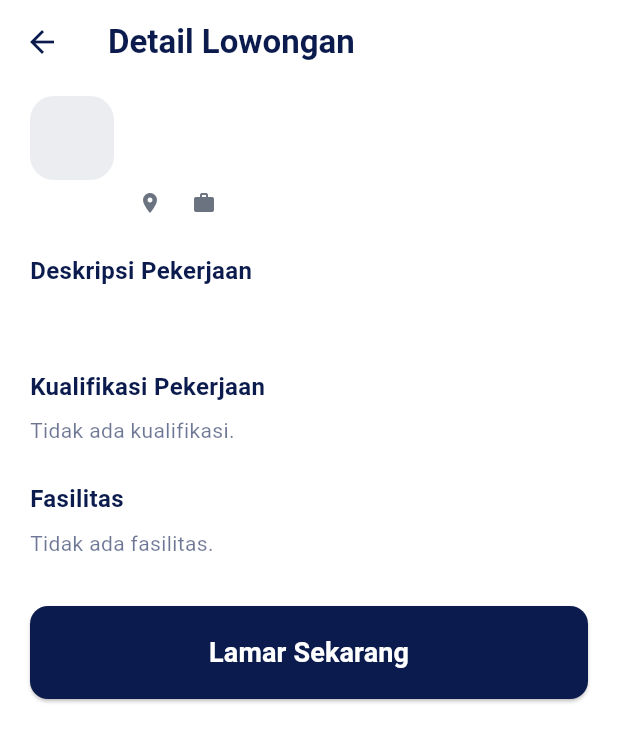
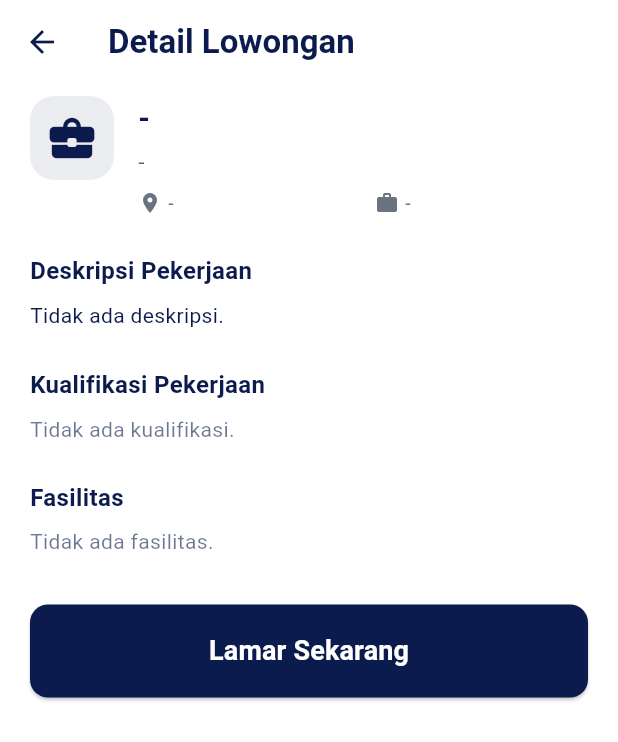
Before and after one commit to alatteee/proyek4-aplikasi-pencarian-kerja-disabilitas, a Flutter app: the JobDetailPage screen opened directly with empty values, on a phone screen of 412 x 824 dp. Shown: the top 742 px of the screen. Run offline on Flutter 3.47's test engine with Material 3 defaults, Android fonts, the phone set to English and light mode, and no system bars; our stand-ins replace connectivity_plus, faker, file_picker, flutter_dotenv, hive_flutter, image_picker; missing offline and left inert: mongo_dart; accounts and stored records are empty; statements that could not run were skipped.

```diff
--- a/mobile_app/lib/features/job_detail/job_detail_page.dart
+++ b/mobile_app/lib/features/job_detail/job_detail_page.dart
@@ -41,28 +41,109 @@ class _JobDetailPageState extends State<JobDetailPage> {
     });
   }
 
+  String _textValue(dynamic value, String fallback) {
+    final text = value?.toString().trim();
+    if (text == null || text.isEmpty) return fallback;
+    return text;
+  }
+
+  String _getJobTitle() {
+    return _textValue(
+      widget.job['title'] ?? widget.job['job_title'],
+      '-',
+    );
+  }
+
+  String _getJobType() {
+    return _textValue(
+      widget.job['job_type'] ?? widget.job['type'],
+      '-',
+    );
+  }
+
+  Widget _buildJobPhoto({
+    required BuildContext context,
+    required dynamic photo,
+    required bool isDark,
+  }) {
+    final theme = Theme.of(context);
+    final photoText = photo?.toString().trim() ?? '';
+
+    Widget placeholder() {
+      return Container(
+        height: 56,
+        width: 56,
+        decoration: BoxDecoration(
+          color: isDark
+              ? Colors.yellow.withOpacity(0.1)
+              : AppColors.primaryNavy.withOpacity(0.08),
+          borderRadius: BorderRadius.circular(16),
+        ),
+        child: Icon(
+          Icons.business_center_rounded,
+          color: theme.colorScheme.primary,
+          size: 36,
+        ),
+      );
+    }
+
+    if (photoText.isEmpty) {
+      return placeholder();
+    }
+
+    if (photoText.startsWith('http://') || photoText.startsWith('https://')) {
+      return ClipRRect(
+        borderRadius: BorderRadius.circular(16),
+        child: Image.network(
+          photoText,
+          height: 56,
+          width: 56,
+          fit: BoxFit.cover,
+          errorBuilder: (context, error, stackTrace) => placeholder(),
+        ),
+      );
+    }
+
+    try {
+      return ClipRRect(
+        borderRadius: BorderRadius.circular(16),
+        child: Image.memory(
+          base64Decode(photoText),
+          height: 56,
+          width: 56,
+          fit: BoxFit.cover,
+          errorBuilder: (context, error, stackTrace) => placeholder(),
+        ),
+      );
+    } catch (e) {
+      return placeholder();
+    }
+  }
+
   @override
   Widget build(BuildContext context) {
-    final String title = widget.job['title'] ?? '-';
-    final String company = widget.job['company_name'] ?? '-';
-    final String location = widget.job['location'] ?? '-';
-    final String jobType = widget.job['job_type'] ?? '-';
-    final String description =
-        widget.job['description'] ?? 'Tidak ada deskripsi.';
-    final String? jobPhoto = widget.job['job_photo'];
+    final String title = _getJobTitle();
+    final String company = _textValue(widget.job['company_name'], '-');
+    final String location = _textValue(widget.job['location'], '-');
+    final String jobType = _getJobType();
+    final String description = _textValue(
+      widget.job['description'],
+      'Tidak ada deskripsi.',
+    );
+    final dynamic jobPhoto = widget.job['job_photo'];
 
     final List qualifications = (widget.job['qualification'] is List)
         ? widget.job['qualification']
         : (widget.job['qualification'] is String &&
-                widget.job['qualification'].isNotEmpty)
-            ? widget.job['qualification'].split('\n')
+                widget.job['qualification'].toString().isNotEmpty)
+            ? widget.job['qualification'].toString().split('\n')
             : [];
 
     final List facilities = (widget.job['facilities'] is List)
         ? widget.job['facilities']
         : (widget.job['facilities'] is String &&
-                widget.job['facilities'].isNotEmpty)
-            ? widget.job['facilities'].split(',')
+                widget.job['facilities'].toString().isNotEmpty)
+            ? widget.job['facilities'].toString().split(',')
             : [];
 
     IconData getFacilityIcon(String name) {
@@ -77,31 +158,14 @@ class _JobDetailPageState extends State<JobDetailPage> {
     Widget jobHeader() {
       final theme = Theme.of(context);
       final isDark = theme.brightness == Brightness.dark;
+
       return Row(
         crossAxisAlignment: CrossAxisAlignment.start,
         children: [
-          Container(
-            height: 56,
-            width: 56,
-            decoration: BoxDecoration(
-              color: isDark
-                  ? Colors.yellow.withOpacity(0.1)
-                  : AppColors.primaryNavy.withOpacity(0.08),
-              borderRadius: BorderRadius.circular(16),
-              image: jobPhoto != null
-                  ? DecorationImage(
-                      image: MemoryImage(base64Decode(jobPhoto)),
-                      fit: BoxFit.cover,
-                    )
-                  : null,
-            ),
-            child: jobPhoto == null
-                ? Icon(
-                    Icons.business_center_rounded,
-                    color: theme.colorScheme.primary,
-                    size: 36,
-                  )
-                : null,
+          _buildJobPhoto(
+            context: context,
+            photo: jobPhoto,
+            isDark: isDark,
           ),
           const SizedBox(width: 16),
           Expanded(
@@ -133,11 +197,15 @@ class _JobDetailPageState extends State<JobDetailPage> {
                       color: isDark ? Colors.yellow : AppColors.textGray,
                     ),
                     const SizedBox(width: 4),
-                    Text(
+                    Expanded(
+                      child: Text(
                         location,
+                        maxLines: 1,
+                        overflow: TextOverflow.ellipsis,
                         style: TextStyle(
                           fontSize: 13,
                           color: isDark ? Colors.yellow : AppColors.textGray,
+                        ),
                       ),
                     ),
                     const SizedBox(width: 16),
@@ -147,11 +215,15 @@ class _JobDetailPageState extends State<JobDetailPage> {
                       color: isDark ? Colors.yellow : AppColors.textGray,
                     ),
                     const SizedBox(width: 4),
-                    Text(
+                    Expanded(
+                      child: Text(
                         jobType,
+                        maxLines: 1,
+                        overflow: TextOverflow.ellipsis,
                         style: TextStyle(
                           fontSize: 13,
                           color: isDark ? Colors.yellow : AppColors.textGray,
+                        ),
                       ),
                     ),
                   ],
@@ -230,7 +302,8 @@ class _JobDetailPageState extends State<JobDetailPage> {
                       Text(
                         'Tidak ada kualifikasi.',
                         style: TextStyle(
-                          color: theme.textTheme.bodyMedium?.color?.withOpacity(0.6),
+                          color:
+                              theme.textTheme.bodyMedium?.color?.withOpacity(0.6),
                           fontSize: 14,
                         ),
                       )
@@ -277,7 +350,8 @@ class _JobDetailPageState extends State<JobDetailPage> {
                       Text(
                         'Tidak ada fasilitas.',
                         style: TextStyle(
-                          color: theme.textTheme.bodyMedium?.color?.withOpacity(0.6),
+                          color:
+                              theme.textTheme.bodyMedium?.color?.withOpacity(0.6),
                           fontSize: 14,
                         ),
                       )
@@ -293,9 +367,14 @@ class _JobDetailPageState extends State<JobDetailPage> {
                                   vertical: 10,
                                 ),
                                 decoration: BoxDecoration(
-                                  color: theme.colorScheme.primary.withOpacity(0.12),
+                                  color:
+                                      theme.colorScheme.primary.withOpacity(0.12),
                                   borderRadius: BorderRadius.circular(12),
-                                  border: isDark ? Border.all(color: Colors.yellow.withOpacity(0.3)) : null,
+                                  border: isDark
+                                      ? Border.all(
+                                          color: Colors.yellow.withOpacity(0.3),
+                                        )
+                                      : null,
                                 ),
                                 child: Row(
                                   mainAxisSize: MainAxisSize.min,
```
Also changed, not shown: mobile_app/lib/features/home/home_page.dart (+100 -42 lines), mobile_app/lib/services/stress_test_service.dart (+166 -36 lines). Lines whose indentation alone changed are shown as unchanged.
